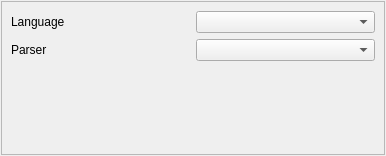
This is vTrazer/generalconf.ui in joescott/vTracer as Qt 5 draws it before an edit. The edited form follows.
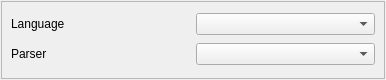
This is the edited form. Icons and pictures are not drawn.

The edit to the form file:
```diff
--- a/vTrazer/generalconf.ui
+++ b/vTrazer/generalconf.ui
@@ -7,9 +7,15 @@
     <x>0</x>
     <y>0</y>
     <width>386</width>
-    <height>156</height>
+    <height>80</height>
    </rect>
   </property>
+  <property name="maximumSize">
+   <size>
+    <width>16777215</width>
+    <height>100</height>
+   </size>
+  </property>
   <property name="windowTitle">
    <string>Configuration</string>
   </property>
@@ -38,7 +44,7 @@
         <x>0</x>
         <y>0</y>
         <width>382</width>
-        <height>152</height>
+        <height>76</height>
        </rect>
       </property>
       <layout class="QVBoxLayout" name="verticalLayout">
@@ -70,19 +76,6 @@
          </item>
         </layout>
        </item>
-       <item>
-        <spacer name="verticalSpacer">
-         <property name="orientation">
-          <enum>Qt::Vertical</enum>
-         </property>
-         <property name="sizeHint" stdset="0">
-          <size>
-           <width>20</width>
-           <height>40</height>
-          </size>
-         </property>
-        </spacer>
-       </item>
       </layout>
      </widget>
     </widget>
```
Left out of the diff: 11 changed lines with no effect on the pictures.
